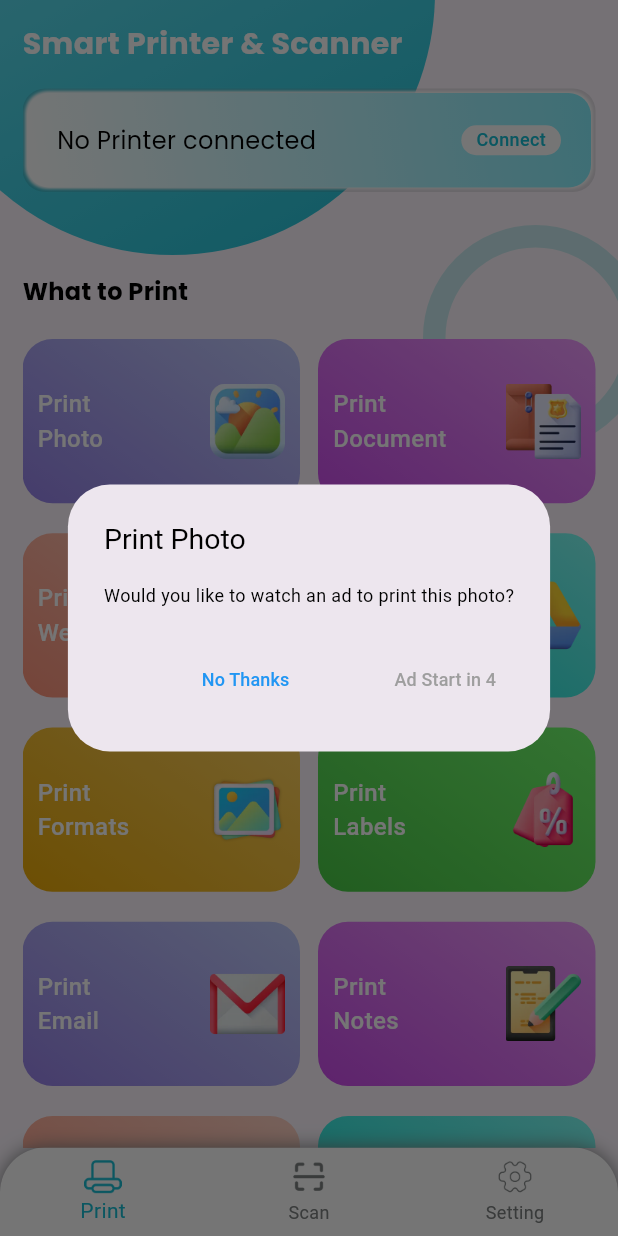
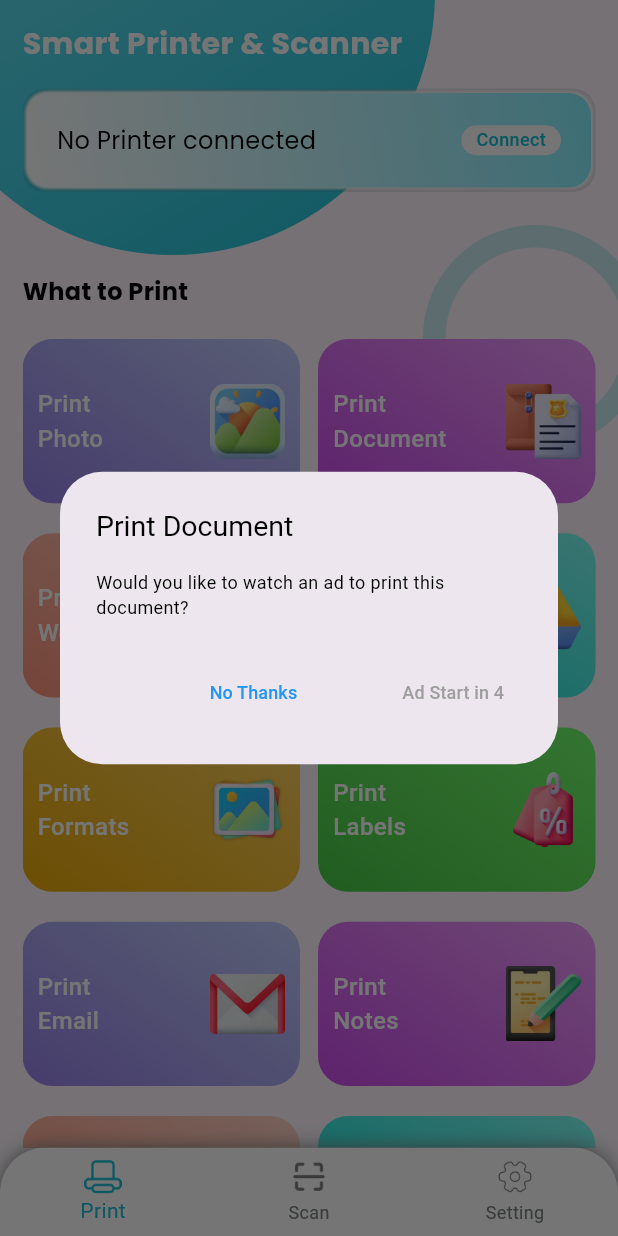
Before and after one commit to SudaisRehman/SmartPrinter, a Flutter app: the HomeWidget screen opened directly, after a tap on an icon or button, on a phone screen of 412 x 824 dp. Run offline on Flutter 3.47's test engine with Material 3 defaults, Android fonts, the light colour scheme and no system bars; our stand-ins replace connectivity_plus, file_picker, firebase_auth, firebase_core, firebase_remote_config, flutter_native_splash and 18 more; missing offline and left inert: admob_easy, alphabet_scroll_view, app_settings, bonsoir, flutter_inappwebview, flutter_pdfview and 7 more; accounts and stored records are empty; generated files the repository leaves out were written again.

Commit message:
ad dialog

```diff
--- a/lib/src/widgets/print_dashboard.dart
+++ b/lib/src/widgets/print_dashboard.dart
@@ -735,14 +735,14 @@ class _PrintDashboardWidgetState extends State<PrintDashboardWidget> {
 
                                           return AlertDialog(
                                             title: Text(
-                                              'Print Photo',
+                                              'Print Document',
                                               style: TextStyle(
                                                 fontSize: 19,
                                                 color: Colors.black,
                                               ),
                                             ),
                                             content: Text(
-                                              'Would you like to watch an ad to print this photo?',
+                                              'Would you like to watch an ad to print this document?',
                                               style: TextStyle(
                                                 fontSize: 12,
                                                 color: Colors.black,
@@ -816,14 +816,14 @@ class _PrintDashboardWidgetState extends State<PrintDashboardWidget> {
 
                                           return AlertDialog(
                                             title: Text(
-                                              'Print Photo',
+                                              'Print Web Page',
                                               style: TextStyle(
                                                 fontSize: 19,
                                                 color: Colors.black,
                                               ),
                                             ),
                                             content: Text(
-                                              'Would you like to watch an ad to print this photo?',
+                                              'Would you like to watch an ad to print this web page?',
                                               style: TextStyle(
                                                 fontSize: 12,
                                                 color: Colors.black,
```
